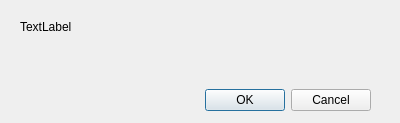
francisengelmann/FabScan100, file qtTest/fsdialog.ui: the form before one commit.
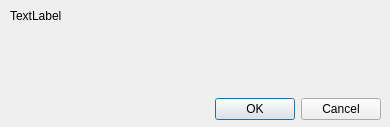
The form after the commit.

Commit message: improved code for powercrust, changed gui for dialog a little, other small improvment

The edit to the form file:
```diff
--- a/qtTest/fsdialog.ui
+++ b/qtTest/fsdialog.ui
@@ -6,44 +6,47 @@
    <rect>
     <x>0</x>
     <y>0</y>
-    <width>400</width>
-    <height>123</height>
+    <width>390</width>
+    <height>127</height>
    </rect>
   </property>
   <property name="windowTitle">
    <string>Dialog</string>
   </property>
-  <widget class="QDialogButtonBox" name="buttonBox">
+  <widget class="QWidget" name="verticalLayoutWidget">
    <property name="geometry">
     <rect>
-     <x>30</x>
-     <y>80</y>
-     <width>341</width>
-     <height>40</height>
+     <x>10</x>
+     <y>9</y>
+     <width>371</width>
+     <height>111</height>
     </rect>
    </property>
-   <property name="orientation">
-    <enum>Qt::Horizontal</enum>
-   </property>
-   <property name="standardButtons">
-    <set>QDialogButtonBox::Cancel|QDialogButtonBox::Ok</set>
-   </property>
-  </widget>
+   <layout class="QVBoxLayout" name="verticalLayout">
+    <item>
   <widget class="QLabel" name="label">
-   <property name="geometry">
-    <rect>
-     <x>20</x>
-     <y>20</y>
-     <width>351</width>
-     <height>51</height>
-    </rect>
-   </property>
    <property name="text">
     <string>TextLabel</string>
    </property>
    <property name="alignment">
     <set>Qt::AlignLeading|Qt::AlignLeft|Qt::AlignTop</set>
    </property>
+      <property name="wordWrap">
+       <bool>true</bool>
+      </property>
+     </widget>
+    </item>
+    <item>
+     <widget class="QDialogButtonBox" name="buttonBox">
+      <property name="orientation">
+       <enum>Qt::Horizontal</enum>
+      </property>
+      <property name="standardButtons">
+       <set>QDialogButtonBox::Cancel|QDialogButtonBox::Ok</set>
+      </property>
+     </widget>
+    </item>
+   </layout>
   </widget>
  </widget>
  <resources/>
```
Left out of the diff: 5 changed lines with no effect on the pictures. Lines whose indentation alone changed are shown as unchanged. The commit also changes 6 other files.
